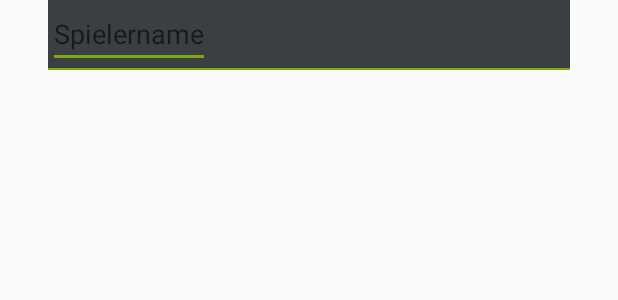
After one commit to Baumgartner-Lukas/Wizard, an Android app: the layout item_recyclerview.xml on its own in the app's theme, with its tools: preview values and no code run, on a phone screen of 412 x 824 dp. The commit adds this screen. Shown: the top 300 px of the screen. Run offline under Robolectric (Android 15) with nearby library versions, the phone set to English and light mode, and no system bars.

Commit message:
+ RecyclerView + Adapter + Items in Recyclerview change dynaicly when player count is changed + layout for recyclerview items + made a spinner_item to customize the appearence of the spinner
ToDo
>Retrieve Text from Edit Textboxes  from recyclerview and display in next Fragment

```diff
--- /dev/null
+++ b/app/src/main/res/layout/item_recyclerview.xml
@@ -0,0 +1,28 @@
+<?xml version="1.0" encoding="utf-8"?>
+<LinearLayout
+    xmlns:android="http://schemas.android.com/apk/res/android"
+    xmlns:app="http://schemas.android.com/apk/res-auto"
+    xmlns:tools="http://schemas.android.com/tools"
+    android:orientation="vertical"
+    android:layout_width="match_parent"
+    android:layout_height="wrap_content"
+    android:layout_marginLeft="32dp"
+    android:layout_marginRight="32dp"
+    android:background="@color/colorPrimary">
+
+    <EditText
+        android:layout_width="wrap_content"
+        android:layout_height="wrap_content"
+        android:id="@+id/editText"
+        android:textColor="@color/colorAccent"
+        android:hint="Spielername"
+        android:maxLines="1"
+        android:maxLength="10" />
+
+    <ImageView
+        android:layout_width="match_parent"
+        android:layout_height="1dp"
+        app:srcCompat="@color/colorAccent"
+        android:id="@+id/imageView" />
+
+</LinearLayout>
```
Also changed, not shown: app/src/main/java/com/baumgartner/webtree/wizard/Adapters/ListAdapter.java (added, +41 -0 lines), app/src/main/java/com/baumgartner/webtree/wizard/Fragments/GameSettingsFragment.java (+40 -5 lines), app/src/main/java/com/baumgartner/webtree/wizard/Game.java (added, +14 -0 lines), app/src/main/res/layout/fragment_gamesettings.xml (+45 -12 lines), app/src/main/res/layout/item_spinner.xml (added, +17 -0 lines).
